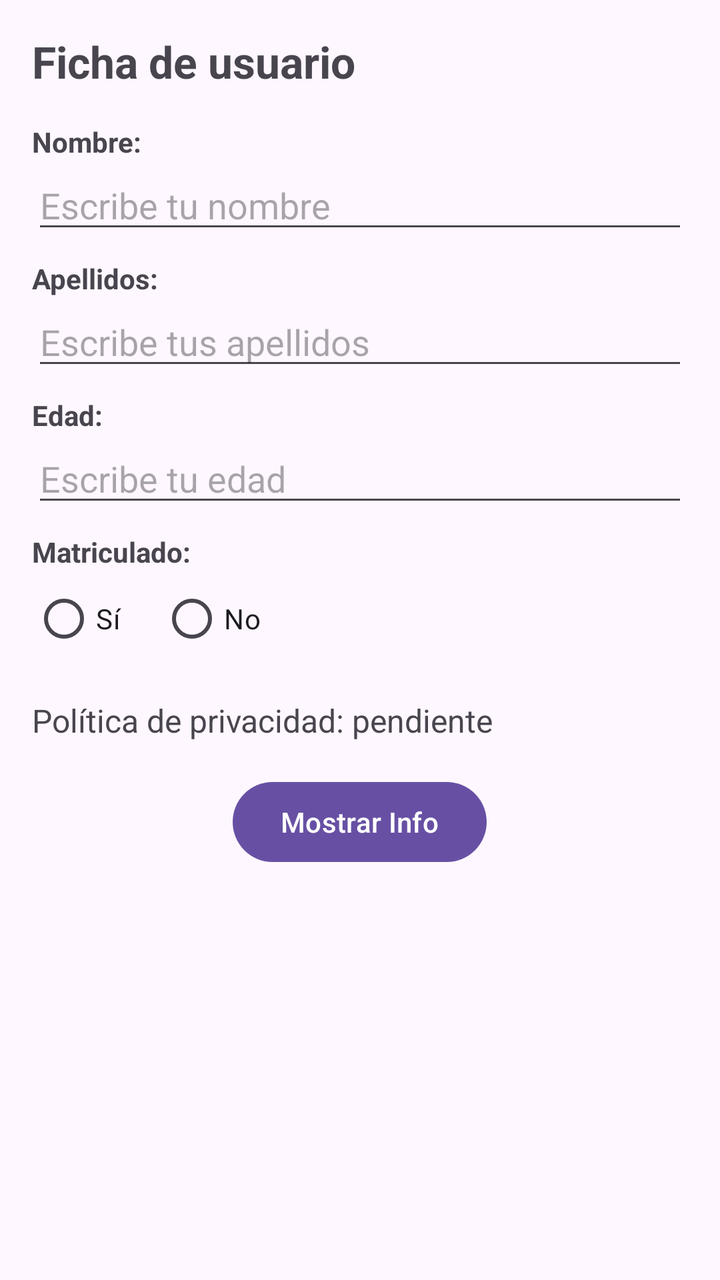
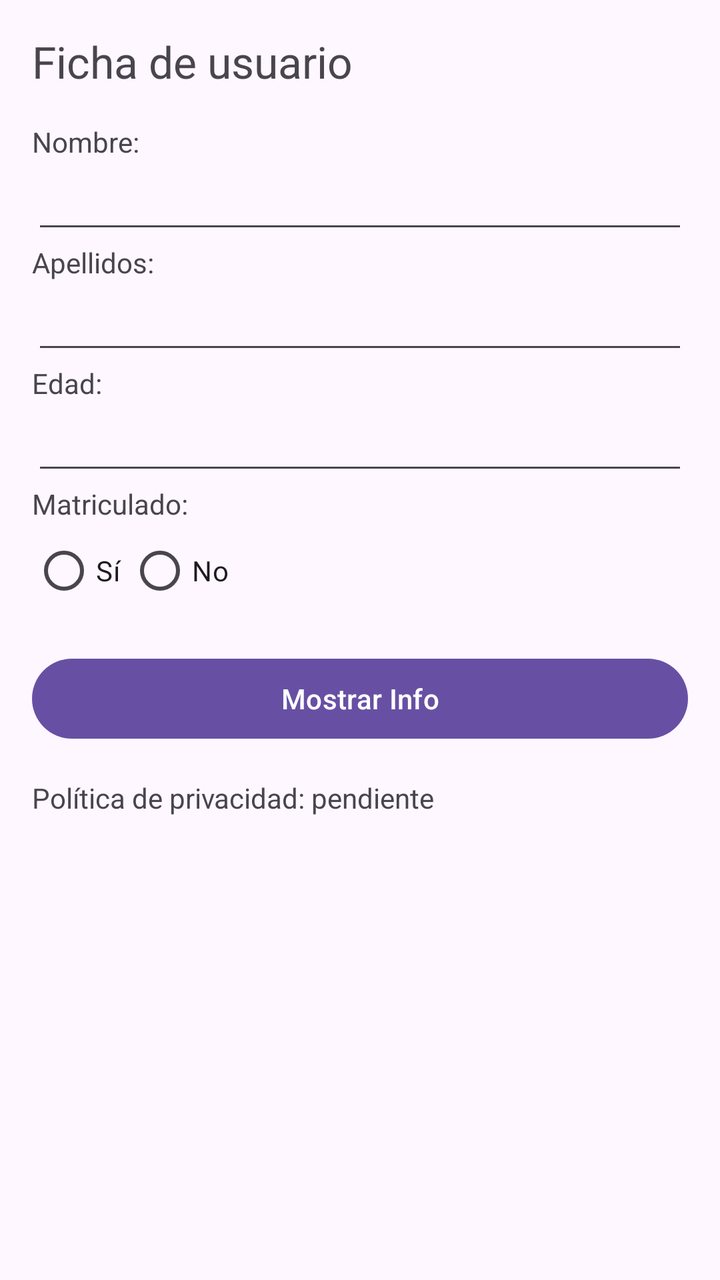

The first picture is an Android layout as it rendered before a commit; the second is the same layout after the commit. The layout source and the unified diff follow.
<!-- AndroidManifest.xml: application theme Theme.PE02RegistreUsuari -->
<!-- res/layout/activity_main.xml -->
<?xml version="1.0" encoding="utf-8"?>
<LinearLayout xmlns:android="http://schemas.android.com/apk/res/android"
    android:id="@+id/main"
    android:layout_width="match_parent"
    android:layout_height="match_parent"
    android:orientation="vertical"
    android:padding="16dp">

    <TextView
        android:layout_width="wrap_content"
        android:layout_height="wrap_content"
        android:layout_marginBottom="16dp"
        android:text="@string/titulo_ficha"
        android:textSize="22sp"
        android:textStyle="bold" />

    
    <TextView
        android:layout_width="wrap_content"
        android:layout_height="wrap_content"
        android:text="@string/label_nombre"
        android:textStyle="bold" />

    <EditText
        android:id="@+id/etNombre"
        android:layout_width="match_parent"
        android:layout_height="wrap_content"
        android:autofillHints="name"
        android:hint="@string/hint_nombre"
        android:inputType="textPersonName|textCapWords" />

    
    <TextView
        android:layout_width="wrap_content"
        android:layout_height="wrap_content"
        android:layout_marginTop="8dp"
        android:text="@string/label_apellidos"
        android:textStyle="bold" />

    <EditText
        android:id="@+id/etApellidos"
        android:layout_width="match_parent"
        android:layout_height="wrap_content"
        android:autofillHints="name"
        android:hint="@string/hint_apellidos"
        android:inputType="textPersonName|textCapWords" />

    
    <TextView
        android:layout_width="wrap_content"
        android:layout_height="wrap_content"
        android:layout_marginTop="8dp"
        android:text="@string/label_edad"
        android:textStyle="bold" />

    <EditText
        android:id="@+id/etEdad"
        android:layout_width="match_parent"
        android:layout_height="wrap_content"
        android:hint="@string/hint_edad"
        android:importantForAutofill="no"
        android:inputType="number"
        android:maxLength="3" />

    
    <TextView
        android:layout_width="wrap_content"
        android:layout_height="wrap_content"
        android:layout_marginTop="8dp"
        android:text="@string/label_matriculado"
        android:textStyle="bold" />

    
    <RadioGroup
        android:id="@+id/rgMatriculado"
        android:layout_width="match_parent"
        android:layout_height="wrap_content"
        android:orientation="horizontal">

        <RadioButton
            android:id="@+id/rbSi"
            android:layout_width="wrap_content"
            android:layout_height="wrap_content"
            android:text="@string/opcion_si" />

        <RadioButton
            android:id="@+id/rbNo"
            android:layout_width="wrap_content"
            android:layout_height="wrap_content"
            android:layout_marginStart="16dp"
            android:text="@string/opcion_no" />
    </RadioGroup>

    
    <TextView
        android:id="@+id/tvEstadoPrivacidad"
        android:layout_width="match_parent"
        android:layout_height="wrap_content"
        android:layout_marginTop="16dp"
        android:text="@string/privacidad_pendiente"
        android:textSize="16sp" />

    <Button
        android:id="@+id/btnMostrarInfo"
        android:layout_width="wrap_content"
        android:layout_height="wrap_content"
        android:layout_gravity="center_horizontal"
        android:layout_marginTop="16dp"
        android:text="@string/btn_mostrar_info" />

</LinearLayout>
<!-- resources referenced by this layout -->
<resources>
  <string name="btn_mostrar_info">Mostrar Info</string>
  <string name="hint_apellidos">Escribe tus apellidos</string>
  <string name="hint_edad">Escribe tu edad</string>
  <string name="hint_nombre">Escribe tu nombre</string>
  <string name="label_apellidos">Apellidos:</string>
  <string name="label_edad">Edad:</string>
  <string name="label_matriculado">Matriculado:</string>
  <string name="label_nombre">Nombre:</string>
  <string name="opcion_no">No</string>
  <string name="opcion_si">Sí</string>
  <string name="privacidad_pendiente">Política de privacidad: pendiente</string>
  <string name="titulo_ficha">Ficha de usuario</string>
  <style name="Theme.PE02RegistreUsuari" parent="Base.Theme.PE02RegistreUsuari" />
  <style name="Base.Theme.PE02RegistreUsuari" parent="Theme.Material3.DayNight.NoActionBar">
          
          
      </style>
</resources>

<!-- the commit's change to res/layout/activity_main.xml (unified diff, before → after) -->
@@ -7,68 +7,59 @@
     android:padding="16dp">
 
     <TextView
+        android:id="@+id/txtTitulo"
         android:layout_width="wrap_content"
         android:layout_height="wrap_content"
-        android:layout_marginBottom="16dp"
         android:text="@string/titulo_ficha"
-        android:textSize="22sp"
-        android:textStyle="bold" />
+        android:textSize="22sp" />
 
     
     <TextView
+        android:id="@+id/txtLabelNombre"
         android:layout_width="wrap_content"
         android:layout_height="wrap_content"
-        android:text="@string/label_nombre"
-        android:textStyle="bold" />
+        android:layout_marginTop="16dp"
+        android:text="@string/label_nombre" />
 
     <EditText
-        android:id="@+id/etNombre"
+        android:id="@+id/edtNombre"
         android:layout_width="match_parent"
         android:layout_height="wrap_content"
-        android:autofillHints="name"
-        android:hint="@string/hint_nombre"
-        android:inputType="textPersonName|textCapWords" />
+        android:inputType="textPersonName" />
 
     
     <TextView
+        android:id="@+id/txtLabelApellidos"
         android:layout_width="wrap_content"
         android:layout_height="wrap_content"
-        android:layout_marginTop="8dp"
-        android:text="@string/label_apellidos"
-        android:textStyle="bold" />
+        android:text="@string/label_apellidos" />
 
     <EditText
-        android:id="@+id/etApellidos"
+        android:id="@+id/edtApellidos"
         android:layout_width="match_parent"
         android:layout_height="wrap_content"
-        android:autofillHints="name"
-        android:hint="@string/hint_apellidos"
-        android:inputType="textPersonName|textCapWords" />
+        android:inputType="textPersonName" />
 
     
     <TextView
+        android:id="@+id/txtLabelEdad"
         android:layout_width="wrap_content"
         android:layout_height="wrap_content"
-        android:layout_marginTop="8dp"
-        android:text="@string/label_edad"
-        android:textStyle="bold" />
+        android:text="@string/label_edad" />
 
     <EditText
-        android:id="@+id/etEdad"
+        android:id="@+id/edtEdad"
         android:layout_width="match_parent"
         android:layout_height="wrap_content"
-        android:hint="@string/hint_edad"
-        android:importantForAutofill="no"
         android:inputType="number"
         android:maxLength="3" />
 
     
     <TextView
+        android:id="@+id/txtLabelMatriculado"
         android:layout_width="wrap_content"
         android:layout_height="wrap_content"
-        android:layout_marginTop="8dp"
-        android:text="@string/label_matriculado"
-        android:textStyle="bold" />
+        android:text="@string/label_matriculado" />
 
     
     <RadioGroup
@@ -87,25 +78,22 @@
             android:id="@+id/rbNo"
             android:layout_width="wrap_content"
             android:layout_height="wrap_content"
-            android:layout_marginStart="16dp"
             android:text="@string/opcion_no" />
     </RadioGroup>
 
-    
-    <TextView
-        android:id="@+id/tvEstadoPrivacidad"
+    <Button
+        android:id="@+id/btnMostrarInfo"
         android:layout_width="match_parent"
         android:layout_height="wrap_content"
         android:layout_marginTop="16dp"
-        android:text="@string/privacidad_pendiente"
-        android:textSize="16sp" />
+        android:text="@string/btn_mostrar_info" />
 
-    <Button
-        android:id="@+id/btnMostrarInfo"
+    
+    <TextView
+        android:id="@+id/txtPrivacidad"
         android:layout_width="wrap_content"
         android:layout_height="wrap_content"
-        android:layout_gravity="center_horizontal"
         android:layout_marginTop="16dp"
-        android:text="@string/btn_mostrar_info" />
+        android:text="@string/privacidad_pendiente" />
 
 </LinearLayout>
<!-- resource entries referenced after the edit -->
@@ -1,9 +1,6 @@
 <!-- resources referenced by this layout -->
 <resources>
   <string name="btn_mostrar_info">Mostrar Info</string>
-  <string name="hint_apellidos">Escribe tus apellidos</string>
-  <string name="hint_edad">Escribe tu edad</string>
-  <string name="hint_nombre">Escribe tu nombre</string>
   <string name="label_apellidos">Apellidos:</string>
   <string name="label_edad">Edad:</string>
   <string name="label_matriculado">Matriculado:</string>
